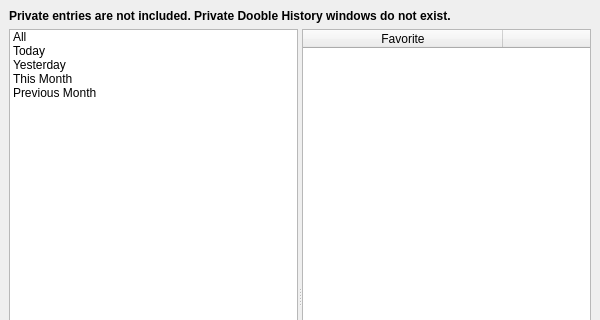
textbrowser/dooble, file UI/dooble_history_window.ui: the form before one commit; both pictures show x 0 to 600 and y 0 to 320 of the 600 by 600 pixel window.
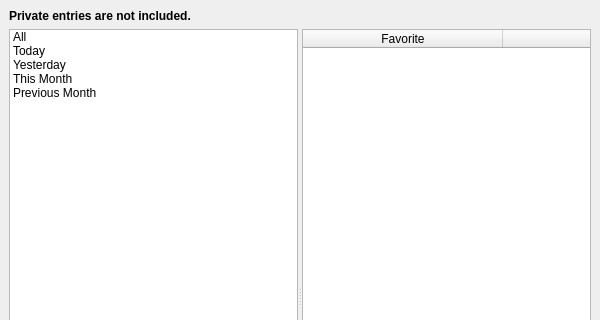
The form after the commit. Icons and pictures are not drawn. Custom widgets are drawn as their Qt base class.

Commit message: Corrected History label.

Diff of the .ui file:
```diff
--- a/UI/dooble_history_window.ui
+++ b/UI/dooble_history_window.ui
@@ -34,7 +34,7 @@
        </font>
       </property>
       <property name="text">
-       <string>&lt;html&gt;&lt;head/&gt;&lt;body&gt;&lt;p&gt;Private entries are not included. Private Dooble History windows do not exist.&lt;/p&gt;&lt;/body&gt;&lt;/html&gt;</string>
+       <string>&lt;html&gt;&lt;head/&gt;&lt;body&gt;&lt;p&gt;Private entries are not included.&lt;/p&gt;&lt;/body&gt;&lt;/html&gt;</string>
       </property>
      </widget>
     </item>
```
The commit also changes 2 other files.
